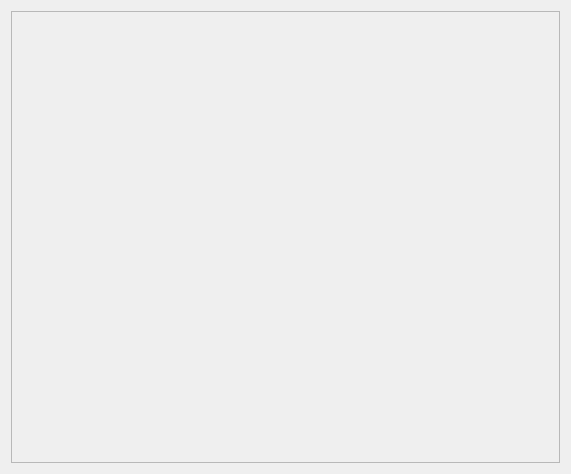
Above: src/ui/uas/UASQuickViewItemSelect.ui from mavlink/qgroundcontrol before the change. Below: the same form after it.
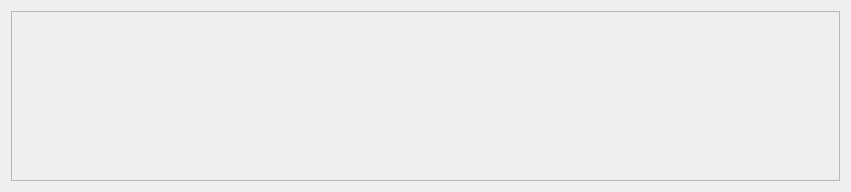
That is the form after the change.

Commit message: QuickView selection dialog now sorts items by category and lists them in an easier to read format

```diff
--- a/src/ui/uas/UASQuickViewItemSelect.ui
+++ b/src/ui/uas/UASQuickViewItemSelect.ui
@@ -6,8 +6,8 @@
    <rect>
     <x>0</x>
     <y>0</y>
-    <width>571</width>
-    <height>474</height>
+    <width>851</width>
+    <height>192</height>
    </rect>
   </property>
   <property name="windowTitle">
@@ -24,14 +24,27 @@
        <rect>
         <x>0</x>
         <y>0</y>
-        <width>551</width>
-        <height>454</height>
+        <width>831</width>
+        <height>172</height>
        </rect>
       </property>
-      <layout class="QHBoxLayout" name="horizontalLayout">
+      <layout class="QVBoxLayout" name="verticalLayout_2">
        <item>
         <layout class="QGridLayout" name="gridLayout"/>
        </item>
+       <item>
+        <spacer name="verticalSpacer">
+         <property name="orientation">
+          <enum>Qt::Vertical</enum>
+         </property>
+         <property name="sizeHint" stdset="0">
+          <size>
+           <width>20</width>
+           <height>40</height>
+          </size>
+         </property>
+        </spacer>
+       </item>
       </layout>
      </widget>
     </widget>
```
The commit also changes 2 other files.
